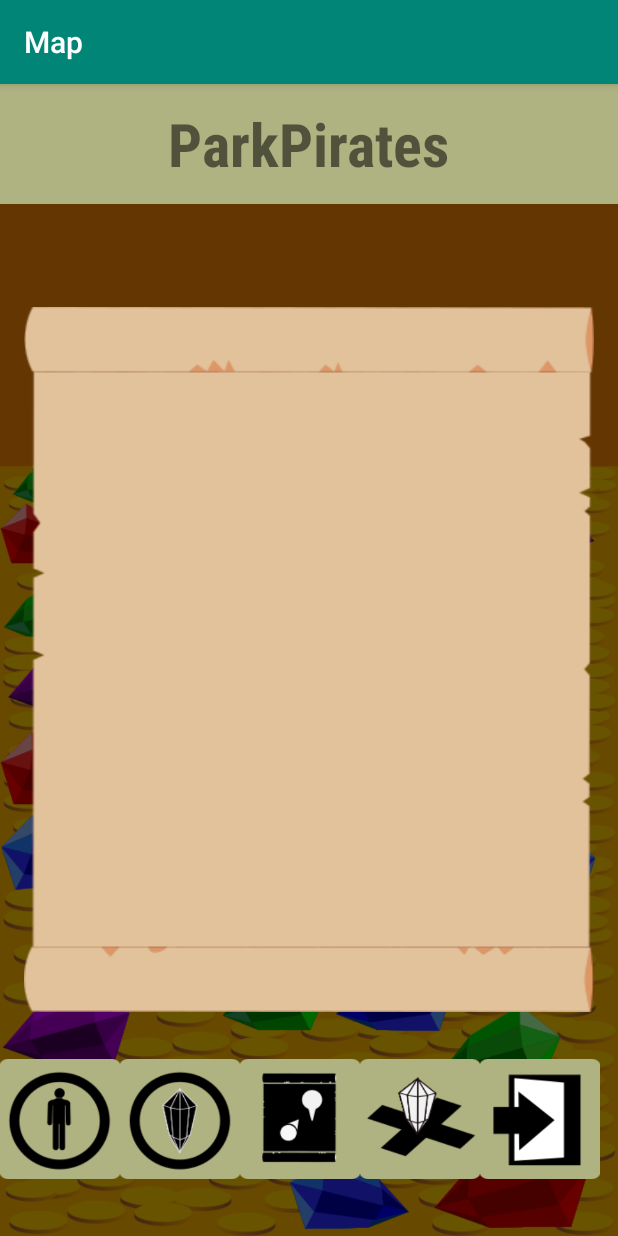
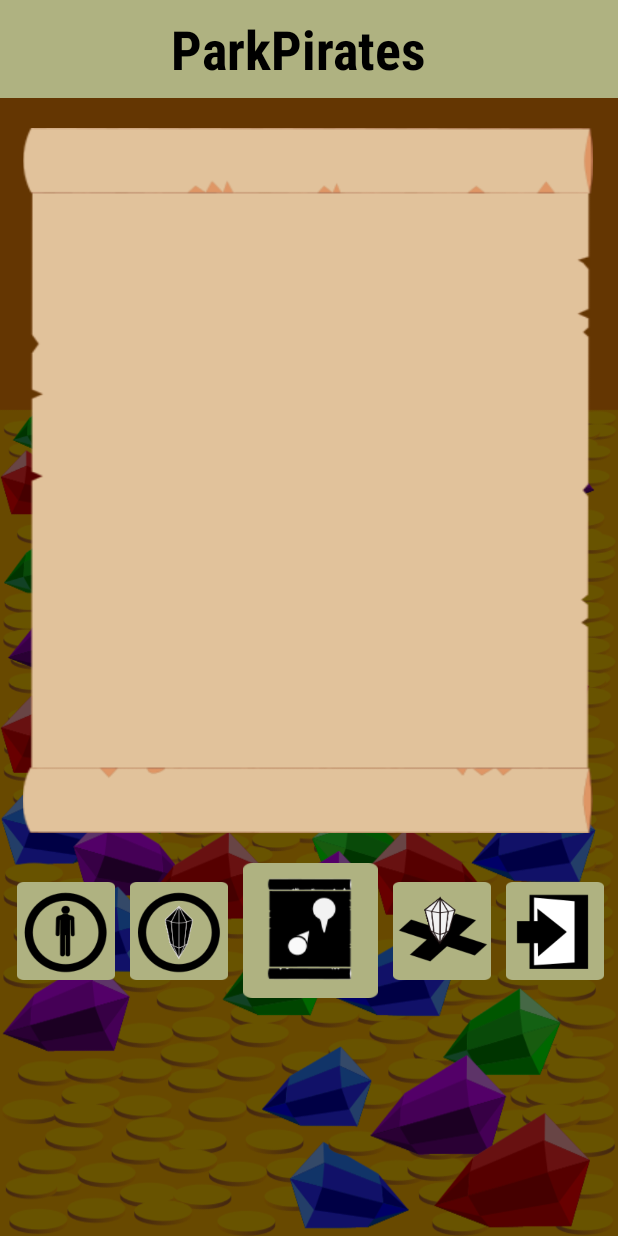
Before and after one commit to Khepra/ParkPiratesMobile, an Android app: the MapActivity screen opened directly, with no data from a screen before it, on a phone screen of 412 x 824 dp. Run offline under Robolectric (Android 15) with nearby library versions, the phone set to English and light mode, and no system bars.

Commit message:
small changes to xml and styles.xml and some activity

```diff
--- a/app/src/main/java/hi/parkpirates/android/controller/LoginActivity.java
+++ b/app/src/main/java/hi/parkpirates/android/controller/LoginActivity.java
@@ -98,21 +98,21 @@ public class LoginActivity extends AppCompatActivity {
 		login.setOnClickListener(new View.OnClickListener() {
 			@Override
 			public void onClick(View v) {
-				Intent i = UserInfoActivity.prepare(LoginActivity.this, model);
+				Intent i = MapActivity.prepare(LoginActivity.this, model);
 				finish();
 				startActivity(i);
 			}
 		});
 
 
-		findViewById(R.id.move_map).setOnClickListener(new View.OnClickListener() {
+		/*findViewById(R.id.move_map).setOnClickListener(new View.OnClickListener() {
 			@Override
 			public void onClick(View v) {
 				Intent i = MapActivity.prepare(LoginActivity.this, model);
 				finish();
 				startActivity(i);
 			}
-		});
+		});*/
 	}
 
 	// prepare(..) static method provides a mechanism for other activities to
--- a/app/src/main/java/hi/parkpirates/android/controller/MapActivity.java
+++ b/app/src/main/java/hi/parkpirates/android/controller/MapActivity.java
@@ -5,6 +5,7 @@ import android.content.Intent;
 import android.view.View;
 import android.widget.Button;
 import android.widget.LinearLayout;
+import android.widget.Toolbar;
 import androidx.appcompat.app.AppCompatActivity;
 import android.os.Bundle;
 import hi.parkpirates.android.R;
@@ -24,7 +25,7 @@ public class MapActivity extends AppCompatActivity implements GameInterface.PinC
 	private Button map;
 	private Button bury;
 	private Button logout;
-
+	private Toolbar myToolbar;
 
 	// NOTE: Lifecycle methods overridden here for informational
 	//	purposes only at present -- wanted to have a look at how/when
--- a/app/src/main/res/layout/activity_map.xml
+++ b/app/src/main/res/layout/activity_map.xml
@@ -11,70 +11,79 @@
 
     <LinearLayout
             android:layout_width="match_parent"
-            android:layout_height="80dp"
+            android:layout_height="match_parent"
+            android:orientation="vertical"
+            android:id="@+id/layout_map_container">
+
+        <android.widget.Toolbar
+                android:layout_width="match_parent"
+                android:layout_height="65dp"
                 android:orientation="horizontal"
                 android:gravity="center"
                 android:background="#AFB281"
-            app:layout_constraintTop_toTopOf="parent"
-            app:layout_constraintLeft_toLeftOf="parent">
+                android:id="@+id/top_menu">
+
             <TextView
+                    android:translationX="98dp"
                     android:layout_width="wrap_content"
                     android:layout_height="wrap_content"
-                android:textSize="40dp"
+                    android:textSize="36dp"
                     android:text="ParkPirates"
                     android:textStyle="bold"
+                    android:textColor="@android:color/black"
                     app:fontFamily="sans-serif-condensed"/>
-    </LinearLayout>
+        </android.widget.Toolbar>
 
         <FrameLayout
                     android:layout_width="380dp"
                     android:layout_height="470dp"
-            android:layout_centerHorizontal="true"
-            android:layout_centerInParent="true"
+                    android:translationX="15dp"
+                    android:translationY="20dp"
                     android:background="@drawable/rolled_map6">
         </FrameLayout>
 
-    <LinearLayout
-            android:layout_width="match_parent"
-            android:layout_height="match_parent"
-            android:orientation="vertical"
-            android:id="@+id/layout_map_container">
 
         <LinearLayout
                     android:layout_width="match_parent"
                     android:layout_height="wrap_content"
                     android:orientation="horizontal"
                     android:id="@+id/layout_map_nav"
-                android:translationY="650dp">
+                    android:translationY="40dp">
 
                 <Button
                         android:id="@+id/layout_map_button_userInfo"
-                    android:layout_width="80dp"
-                    android:layout_height="80dp"
-                    android:background="@drawable/user_info"/>
+                        android:layout_width="65dp"
+                        android:layout_height="65dp"
+                        android:background="@drawable/user_info"
+                        android:layout_marginLeft="11dp"/>
 
                 <Button
                         android:id="@+id/layout_map_button_treasureInfo"
-                    android:layout_width="80dp"
-                    android:layout_height="80dp"
-                    android:background="@drawable/treasure_info"/>
+                        android:layout_width="65dp"
+                        android:layout_height="65dp"
+                        android:background="@drawable/treasure_info"
+                        android:layout_marginLeft="10dp"/>
 
                 <Button
                         android:id="@+id/layout_map_button_map"
-                    android:layout_width="80dp"
-                    android:layout_height="80dp"
-                    android:background="@drawable/map"/>
+                        android:layout_width="90dp"
+                        android:layout_height="90dp"
+                        android:background="@drawable/map"
+                        android:layout_marginLeft="10dp"/>
+
                 <Button
                         android:id="@+id/layout_map_button_bury"
-                    android:layout_width="80dp"
-                    android:layout_height="80dp"
-                    android:background="@drawable/bury_activity"/>
+                        android:layout_width="65dp"
+                        android:layout_height="65dp"
+                        android:background="@drawable/bury_activity"
+                        android:layout_marginLeft="10dp"/>
 
                 <Button
                         android:id="@+id/layout_map_button_login"
-                    android:layout_width="80dp"
-                    android:layout_height="80dp"
-                    android:background="@drawable/logout"/>
+                        android:layout_width="65dp"
+                        android:layout_height="65dp"
+                        android:background="@drawable/logout"
+                        android:layout_marginLeft="10dp"/>
                 </LinearLayout>
         </LinearLayout>
 </RelativeLayout>
--- a/app/src/main/res/values/colors.xml
+++ b/app/src/main/res/values/colors.xml
@@ -3,4 +3,5 @@
     <color name="colorPrimary">#008577</color>
     <color name="colorPrimaryDark">#00574B</color>
     <color name="colorAccent">#D81B60</color>
+    <color name="colorGrayGreen">#AFB281</color>
 </resources>
--- a/app/src/main/res/values/styles.xml
+++ b/app/src/main/res/values/styles.xml
@@ -1,7 +1,7 @@
 <resources>
 
     <!-- Base application theme. -->
-    <style name="AppTheme" parent="Theme.AppCompat.Light.DarkActionBar">
+    <style name="AppTheme" parent="Theme.AppCompat.Light.NoActionBar">
         <!-- Customize your theme here. -->
         <item name="colorPrimary">@color/colorPrimary</item>
         <item name="colorPrimaryDark">@color/colorPrimaryDark</item>
```
Also changed, not shown: app/src/main/java/hi/parkpirates/android/controller/SeekActivity.java (+14 -0 lines), app/src/main/res/layout/activity_bury.xml (+39 -24 lines), app/src/main/res/layout/activity_login.xml (+23 -16 lines), app/src/main/res/layout/activity_treasure_info.xml (+39 -24 lines), app/src/main/res/layout/activity_user_info.xml (+38 -23 lines). Lines whose indentation alone changed are shown as unchanged.
